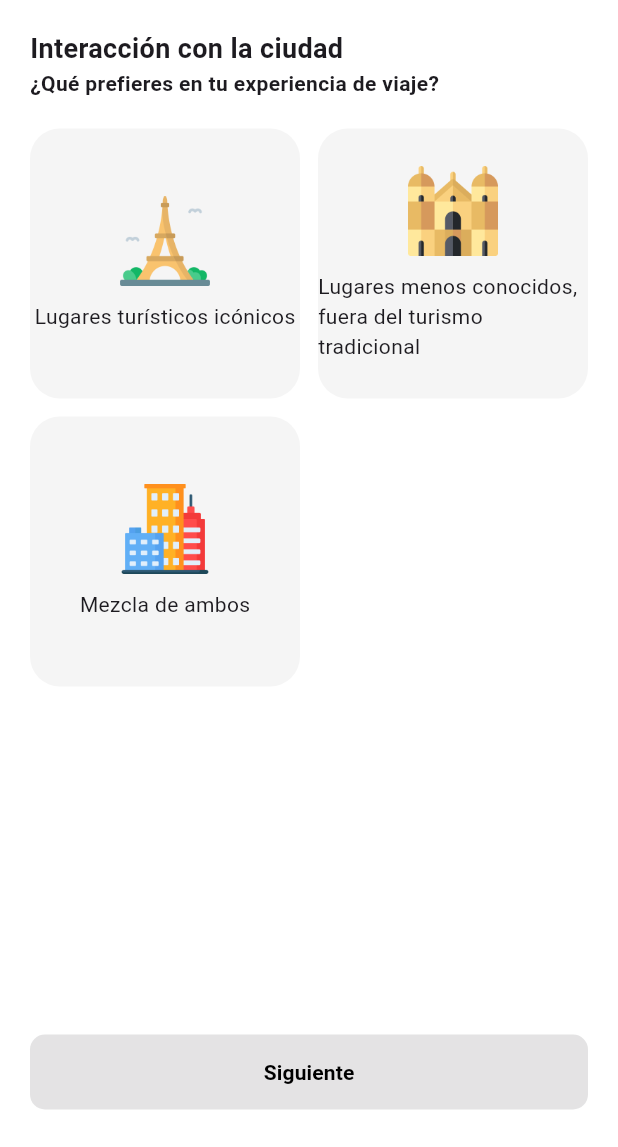
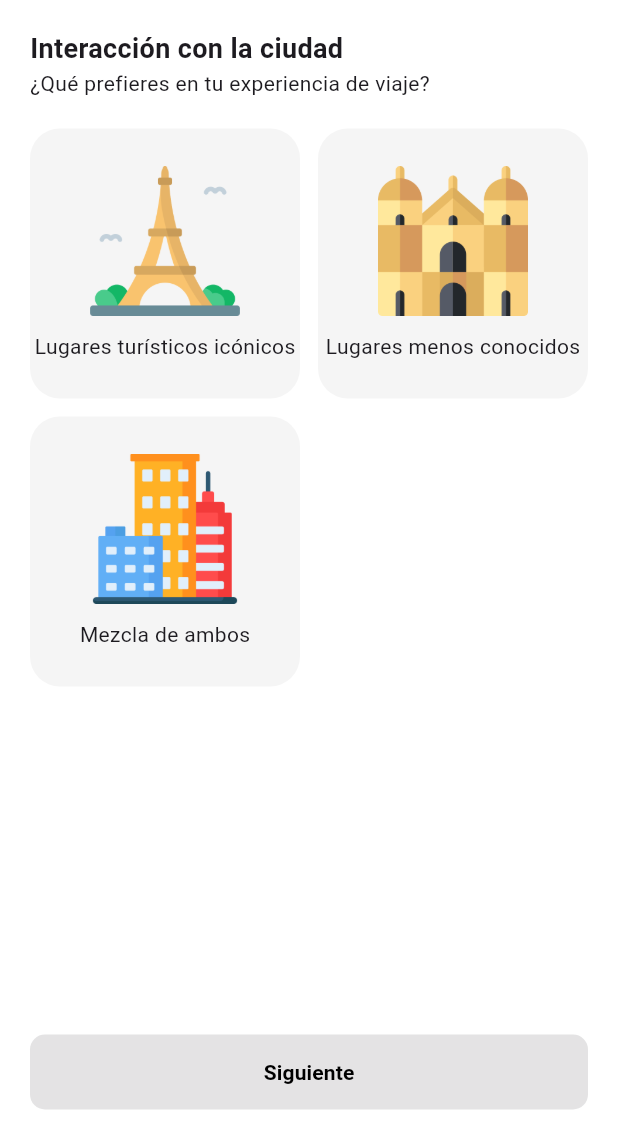
Before and after one commit to josephaven/viayage-frontend, a Flutter app: the QuestionnaireStep4 screen opened directly with empty values, on a phone screen of 412 x 824 dp, the part 89-1236 px from its top. Run offline on Flutter 3.47's test engine with Material 3 defaults, Android fonts, the light colour scheme and no system bars; our stand-ins replace flutter_secure_storage; accounts and stored records are empty.

Commit message:
Se modificaron el tamaño de las imagenes, asi como algunos textos se quitaron las letras bold

```diff
--- a/lib/views/questionnaire/questionnaire_step1.dart
+++ b/lib/views/questionnaire/questionnaire_step1.dart
@@ -68,7 +68,7 @@ class _QuestionnaireStep1State extends State<QuestionnaireStep1> {
                         child: Column(
                           mainAxisAlignment: MainAxisAlignment.center,
                           children: [
-                            Image.asset(interest["image"]!, height: 60),
+                            Image.asset(interest["image"]!, height: 100),
                             SizedBox(height: 10),
                             Text(interest["label"]!, style: TextStyle(fontSize: 14)),
                           ],
--- a/lib/views/questionnaire/questionnaire_step2.dart
+++ b/lib/views/questionnaire/questionnaire_step2.dart
@@ -52,7 +52,7 @@ class _QuestionnaireStep2State extends State<QuestionnaireStep2> {
               Text("Cuestionario", style: TextStyle(fontSize: 24, fontWeight: FontWeight.bold)),
               SizedBox(height: 20),
               Text("Compañía en el viaje", style: TextStyle(fontSize: 18, fontWeight: FontWeight.bold)),
-              Text("¿Con quién viajas?", style: TextStyle(fontSize: 14, fontWeight: FontWeight.bold)),
+              Text("¿Con quién viajas?", style: TextStyle(fontSize: 14)),
               SizedBox(height: 20),
               Expanded(
                 child: GridView.count(
@@ -74,7 +74,7 @@ class _QuestionnaireStep2State extends State<QuestionnaireStep2> {
                         child: Column(
                           mainAxisAlignment: MainAxisAlignment.center,
                           children: [
-                            Image.asset(option["image"]!, height: 60),
+                            Image.asset(option["image"]!, height: 100),
                             SizedBox(height: 10),
                             Text(option["label"]!, style: TextStyle(fontSize: 14)),
                           ],
--- a/lib/views/questionnaire/questionnaire_step3.dart
+++ b/lib/views/questionnaire/questionnaire_step3.dart
@@ -52,7 +52,7 @@ class _QuestionnaireStep3State extends State<QuestionnaireStep3> {
               Text("Cuestionario", style: TextStyle(fontSize: 24, fontWeight: FontWeight.bold)),
               SizedBox(height: 20),
               Text("Preferencias gastronómicas", style: TextStyle(fontSize: 18, fontWeight: FontWeight.bold)),
-              Text("Selecciona si tienes alguna restricción o preferencia alimentaria", style: TextStyle(fontSize: 14, fontWeight: FontWeight.bold)),
+              Text("Selecciona si tienes alguna restricción o preferencia alimentaria", style: TextStyle(fontSize: 14)),
               SizedBox(height: 20),
               Expanded(
                 child: GridView.count(
@@ -74,7 +74,7 @@ class _QuestionnaireStep3State extends State<QuestionnaireStep3> {
                         child: Column(
                           mainAxisAlignment: MainAxisAlignment.center,
                           children: [
-                            Image.asset(option["image"]!, height: 60),
+                            Image.asset(option["image"]!, height: 100),
                             SizedBox(height: 10),
                             Text(option["label"]!, style: TextStyle(fontSize: 14)),
                           ],
--- a/lib/views/questionnaire/questionnaire_step4.dart
+++ b/lib/views/questionnaire/questionnaire_step4.dart
@@ -13,7 +13,7 @@ class _QuestionnaireStep4State extends State<QuestionnaireStep4> {
 
   final List<Map<String, String>> options = [
     {"label": "Lugares turísticos icónicos", "image": "assets/city/turistico.png"},
-    {"label": "Lugares menos conocidos, fuera del turismo tradicional", "image": "assets/city/local.png"},
+    {"label": "Lugares menos conocidos", "image": "assets/city/local.png"},
     {"label": "Mezcla de ambos", "image": "assets/city/ambos.png"},
   ];
 
@@ -51,7 +51,7 @@ class _QuestionnaireStep4State extends State<QuestionnaireStep4> {
               Text("Cuestionario", style: TextStyle(fontSize: 24, fontWeight: FontWeight.bold)),
               SizedBox(height: 20),
               Text("Interacción con la ciudad", style: TextStyle(fontSize: 18, fontWeight: FontWeight.bold)),
-              Text("¿Qué prefieres en tu experiencia de viaje?", style: TextStyle(fontSize: 14, fontWeight: FontWeight.bold)),
+              Text("¿Qué prefieres en tu experiencia de viaje?", style: TextStyle(fontSize: 14)),
               SizedBox(height: 20),
               Expanded(
                 child: GridView.count(
@@ -73,7 +73,7 @@ class _QuestionnaireStep4State extends State<QuestionnaireStep4> {
                         child: Column(
                           mainAxisAlignment: MainAxisAlignment.center,
                           children: [
-                            Image.asset(option["image"]!, height: 60),
+                            Image.asset(option["image"]!, height: 100),
                             SizedBox(height: 10),
                             Text(option["label"]!, style: TextStyle(fontSize: 14)),
                           ],
--- a/lib/views/questionnaire/questionnaire_step5.dart
+++ b/lib/views/questionnaire/questionnaire_step5.dart
@@ -51,7 +51,7 @@ class _QuestionnaireStep5State extends State<QuestionnaireStep5> {
               Text("Cuestionario", style: TextStyle(fontSize: 24, fontWeight: FontWeight.bold)),
               SizedBox(height: 20),
               Text("Presupuesto diario", style: TextStyle(fontSize: 18, fontWeight: FontWeight.bold)),
-              Text("Selecciona tu rango aproximado de gasto en actividades y comida", style: TextStyle(fontSize: 14, fontWeight: FontWeight.bold)),
+              Text("Selecciona tu rango aproximado de gasto en actividades y comida", style: TextStyle(fontSize: 14)),
               SizedBox(height: 20),
               Expanded(
                 child: GridView.count(
@@ -73,7 +73,7 @@ class _QuestionnaireStep5State extends State<QuestionnaireStep5> {
                         child: Column(
                           mainAxisAlignment: MainAxisAlignment.center,
                           children: [
-                            Image.asset(option["image"]!, height: 60),
+                            Image.asset(option["image"]!, height: 100),
                             SizedBox(height: 10),
                             Text(option["label"]!, textAlign: TextAlign.center, style: TextStyle(fontSize: 14)),
                           ],
--- a/lib/views/questionnaire/questionnaire_step6.dart
+++ b/lib/views/questionnaire/questionnaire_step6.dart
@@ -67,7 +67,7 @@ class _QuestionnaireStep6State extends State<QuestionnaireStep6> {
               Text("Cuestionario", style: TextStyle(fontSize: 24, fontWeight: FontWeight.bold)),
               SizedBox(height: 20),
               Text("Tiempo de permanencia en cada luga", style: TextStyle(fontSize: 18, fontWeight: FontWeight.bold)),
-              Text("Selecciona un promedio aproximado", style: TextStyle(fontSize: 14, fontWeight: FontWeight.bold)),
+              Text("Selecciona un promedio aproximado", style: TextStyle(fontSize: 14)),
               SizedBox(height: 20),
               Expanded(
                 child: GridView.count(
@@ -89,7 +89,7 @@ class _QuestionnaireStep6State extends State<QuestionnaireStep6> {
                         child: Column(
                           mainAxisAlignment: MainAxisAlignment.center,
                           children: [
-                            Image.asset(option["image"]!, height: 60),
+                            Image.asset(option["image"]!, height: 100),
                             SizedBox(height: 10),
                             Text(option["label"]!, style: TextStyle(fontSize: 14)),
                           ],
```
